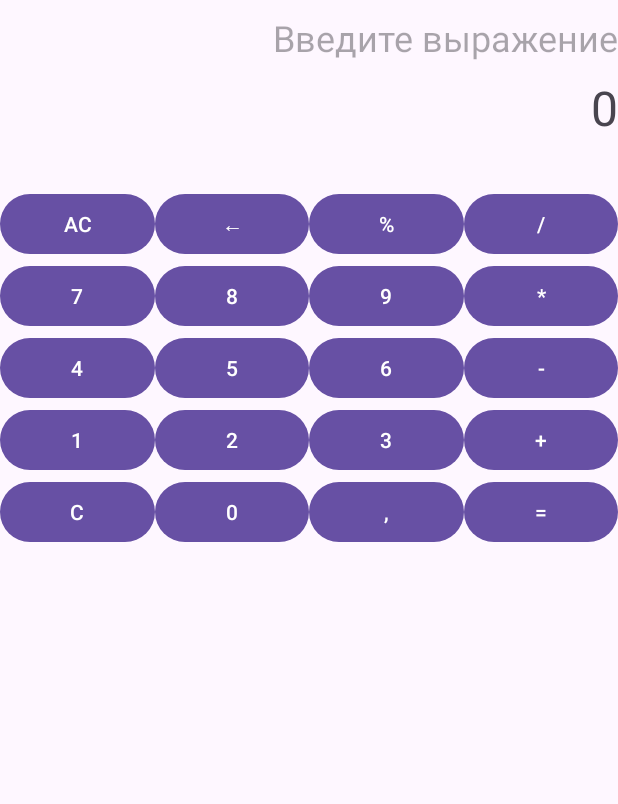
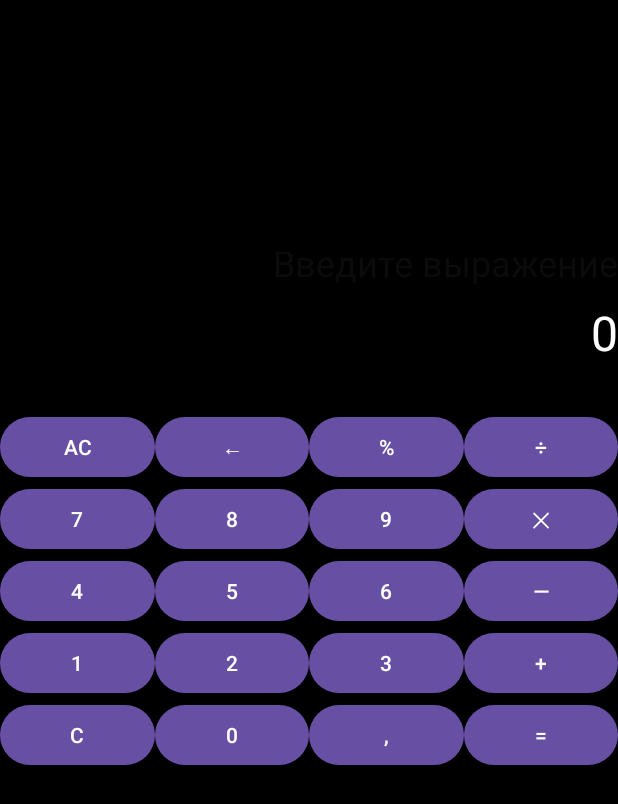
Before and after one commit to KolbazovFil/MyCalculator, an Android app: the screen it shows after launch (MainActivity), on a phone screen of 412 x 824 dp. Shown: the top 804 px of the screen. Run offline under Robolectric (Android 15) with nearby library versions, the phone set to English and light mode, and no system bars.

Commit message:
update color.xml

```diff
--- a/app/src/main/res/layout/activity_main.xml
+++ b/app/src/main/res/layout/activity_main.xml
@@ -5,7 +5,21 @@
     android:id="@+id/main"
     android:layout_width="match_parent"
     android:layout_height="match_parent"
+    android:background="@color/backgroundApp"
     tools:context=".MainActivity">
+    <TextView
+        android:id="@+id/history"
+        android:layout_width="0dp"
+        android:layout_height="150dp"
+        android:padding="16dp"
+        android:textSize="18sp"
+        android:scrollbars="vertical"
+        android:maxLines="5"
+        android:ellipsize="end"
+        android:textColor="@color/textForeground"
+        app:layout_constraintStart_toStartOf="parent"
+        app:layout_constraintEnd_toEndOf="parent"
+        app:layout_constraintBottom_toTopOf="@id/input" />
 
     <EditText
         android:id="@+id/input"
@@ -17,8 +31,9 @@
         android:focusable="true"
         android:autofillHints="none"
         android:textAlignment="textEnd"
+        android:textColor="@color/textForeground"
         android:background="@android:color/transparent"
-        app:layout_constraintTop_toTopOf="parent"
+        app:layout_constraintTop_toBottomOf="@id/history"
         app:layout_constraintStart_toStartOf="parent"
         app:layout_constraintEnd_toEndOf="parent" />
 
@@ -28,16 +43,17 @@
         android:layout_height="wrap_content"
         android:text="@string/button_0"
         android:textSize="32sp"
+        android:textColor="@color/textForeground"
         android:textAlignment="textEnd"
         app:layout_constraintTop_toBottomOf="@id/input"
         app:layout_constraintStart_toStartOf="parent"
         app:layout_constraintEnd_toEndOf="parent"
-        android:paddingBottom="16dp"/>
+        android:paddingBottom="15dp"/>
 
     <GridLayout
         android:layout_width="0dp"
         android:layout_height="wrap_content"
-        android:layout_marginTop="16dp"
+        android:layout_marginTop="15dp"
         android:rowCount="5"
         android:columnCount="4"
         app:layout_constraintTop_toBottomOf="@id/result"
--- a/app/src/main/res/values/colors.xml
+++ b/app/src/main/res/values/colors.xml
@@ -1,5 +1,11 @@
 <?xml version="1.0" encoding="utf-8"?>
 <resources>
-    <color name="black">#FF000000</color>
-    <color name="white">#FFFFFFFF</color>
+    <color name="backgroundApp">#FF000000</color>
+    <color name="numberButtonForeground">#FFFFFFFF</color>
+    <color name="textForeground">#FFFFFFFF</color>
+    <color name="backgroundEquals">#FF9900</color>
+    <color name="operationButtonForeground">#ff9900</color>
+    <color name="button">#4A545C</color>
+    <color name="colorPressed">#5B656B</color>
+    <color name="colorDefault">#4A545C</color>
 </resources>
--- a/app/src/main/res/values/strings.xml
+++ b/app/src/main/res/values/strings.xml
@@ -12,9 +12,9 @@
     <string name="button_9">9</string>
 
     <string name="button_add">+</string>
-    <string name="button_subtract">-</string>
-    <string name="button_multiply">*</string>
-    <string name="button_divide">/</string>
+    <string name="button_subtract">—</string>
+    <string name="button_multiply">✕</string>
+    <string name="button_divide">÷</string>
     <string name="button_clear">C</string>
     <string name="button_equals">=</string>
     <string name="button_backspace">←</string>
```
